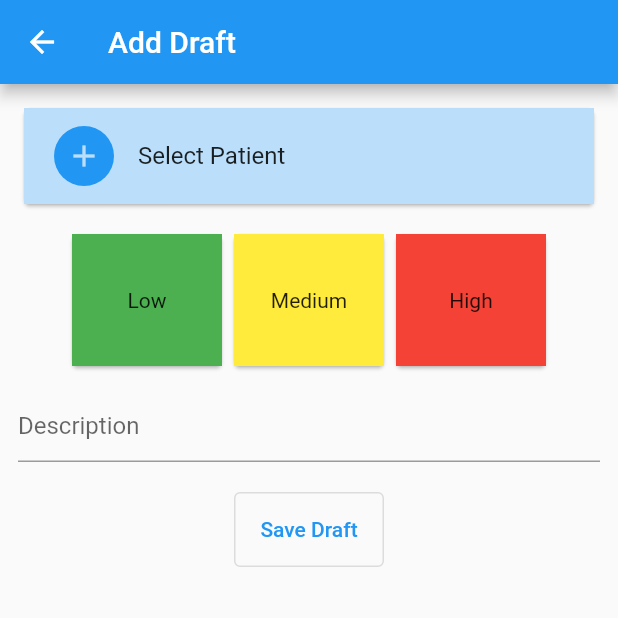
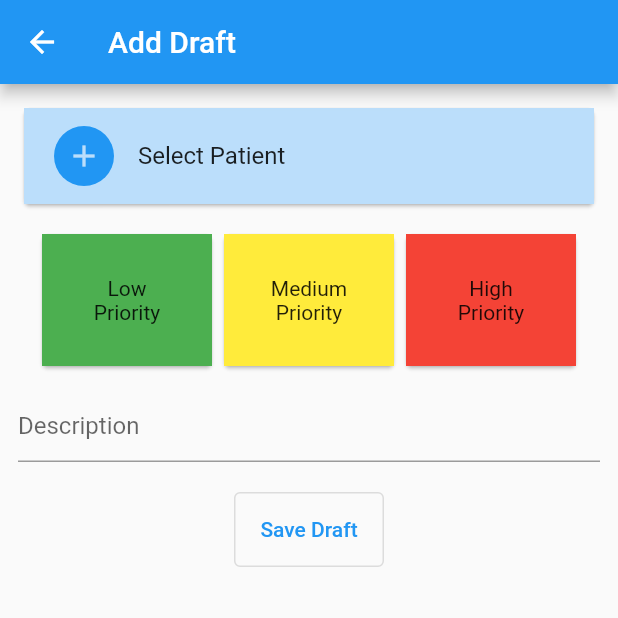
Before and after one commit to eminkvnc/operation-scheduler, a Flutter app: the AddOperationDraftPage screen opened by its route, on a phone screen of 412 x 824 dp, the top half of it. Run offline on Flutter 3.47's test engine with Material 2 defaults, Android fonts, the phone set to English and light mode, and no system bars; our stand-ins replace cloud_firestore, firebase_auth, firebase_core, flutter_signin_button, get_it, google_sign_in; accounts and stored records are empty.

Commit message:
Paket yapısı düzenlendi.

```diff
--- a/lib/core/services/navigator_service.dart
+++ b/lib/core/services/navigator_service.dart
@@ -1,8 +1,8 @@
 import 'package:firebase_auth/firebase_auth.dart';
 import 'package:flutter/material.dart';
-import 'package:operation_reminder/screens/add_operation_draft_page.dart';
-import 'package:operation_reminder/screens/login_page.dart';
-import 'package:operation_reminder/screens/root_page.dart';
+import 'package:operation_reminder/view/screens/add_operation_draft_page.dart';
+import 'package:operation_reminder/view/screens/login_page.dart';
+import 'package:operation_reminder/view/screens/root_page.dart';
 
 class NavigatorService {
   final GlobalKey<NavigatorState> _navigatorKey = GlobalKey<NavigatorState>();
--- a/lib/main.dart
+++ b/lib/main.dart
@@ -3,7 +3,7 @@ import 'dart:async';
 import 'package:firebase_core/firebase_core.dart';
 import 'package:flutter/material.dart';
 import 'package:operation_reminder/core/locator.dart';
-import 'package:operation_reminder/screens/root_page.dart';
+import 'package:operation_reminder/view/screens/root_page.dart';
 import 'package:operation_reminder/viewmodel/add_operation_draft_model.dart';
 import 'package:operation_reminder/viewmodel/home_drafts_model.dart';
 import 'package:operation_reminder/viewmodel/login_model.dart';
@@ -12,7 +12,7 @@ import 'package:provider/provider.dart';
 
 import 'core/services/auth_service.dart';
 import 'core/services/navigator_service.dart';
-import 'screens/login_page.dart';
+import 'view/screens/login_page.dart';
 
 void main() {
   setupLocators();
--- a/lib/screens/widgets/priority_card_list.dart
+++ /dev/null
@@ -1,82 +0,0 @@
-import 'package:flutter/material.dart';
-import 'package:operation_reminder/viewmodel/add_operation_draft_model.dart';
-
-class PriorityCardList extends StatefulWidget {
-  const PriorityCardList({
-    Key key,
-    @required AddOperationDraftModel model,
-  })  : _model = model,
-        super(key: key);
-
-  final AddOperationDraftModel _model;
-
-  @override
-  _PriorityCardListState createState() => _PriorityCardListState();
-}
-
-class _PriorityCardListState extends State<PriorityCardList> {
-  @override
-  Widget build(BuildContext context) {
-    return ListView.builder(
-      shrinkWrap: true,
-      scrollDirection: Axis.horizontal,
-      itemCount: 3,
-      itemBuilder: (context, index) {
-        return PriorityCard(
-          model: widget._model,
-          index: index,
-          onTap: () {
-            setState(() {});
-          },
-        );
-      },
-    );
-  }
-}
-
-class PriorityCard extends StatelessWidget {
-  final int index;
-  final AddOperationDraftModel model;
-  final Function() onTap;
-  const PriorityCard({
-    Key key,
-    @required this.model,
-    @required this.index,
-    @required this.onTap,
-  });
-
-  @override
-  Widget build(BuildContext context) {
-    return InkWell(
-      onTap: () {
-        model.selectedPriorityIndex = index;
-        onTap();
-      },
-      child: Card(
-        shape: model.selectedPriorityIndex == index
-            ? RoundedRectangleBorder(
-                side:
-                    BorderSide(color: Theme.of(context).primaryColor, width: 4))
-            : null,
-        elevation: model.selectedPriorityIndex == index ? 5 : 1,
-        child: Container(
-          width: model.selectedPriorityIndex == index ? 120 : 100,
-          alignment: Alignment.center,
-          padding: EdgeInsets.all(12.0),
-          color: index == 0
-              ? Colors.green
-              : index == 1
-                  ? Colors.yellow
-                  : Colors.red,
-          child: Text(
-            index == 0
-                ? 'Low'
-                : index == 1
-                    ? 'Medium'
-                    : 'High',
-          ),
-        ),
-      ),
-    );
-  }
-}
--- a/lib/screens/dialogs/patient_search.dart
+++ b/lib/view/dialogs/patient_search.dart
@@ -1,7 +1,7 @@
 import 'package:flutter/material.dart';
 import 'package:operation_reminder/model/patient.dart';
-import 'package:operation_reminder/screens/dialogs/add_patient_dialog.dart';
-import 'package:operation_reminder/screens/widgets/patient_card.dart';
+import 'package:operation_reminder/view/dialogs/add_patient_dialog.dart';
+import 'package:operation_reminder/view/widgets/patient_card.dart';
 import 'package:operation_reminder/viewmodel/add_operation_draft_model.dart';
 
 class PatientSearchList extends StatelessWidget {
--- a/lib/screens/add_operation_draft_page.dart
+++ b/lib/view/screens/add_operation_draft_page.dart
@@ -5,9 +5,9 @@ import 'package:operation_reminder/core/locator.dart';
 import 'package:operation_reminder/model/patient.dart';
 import 'package:operation_reminder/viewmodel/add_operation_draft_model.dart';
 
-import 'dialogs/patient_search.dart';
-import 'widgets/patient_card.dart';
-import 'widgets/priority_card_list.dart';
+import '../dialogs/patient_search.dart';
+import '../widgets/patient_card.dart';
+import '../widgets/priority_card_list.dart';
 
 class AddOperationDraftPage extends StatelessWidget {
   static const String routeName = '/add_operation_draft_page';
--- a/lib/screens/home_page.dart
+++ b/lib/view/screens/home_page.dart
@@ -1,5 +1,5 @@
 import 'package:flutter/material.dart';
-import 'package:operation_reminder/screens/home_operations_page.dart';
+import 'package:operation_reminder/view/screens/home_operations_page.dart';
 
 import 'home_drafts_page.dart';
 
--- /dev/null
+++ b/lib/view/widgets/priority_card_list.dart
@@ -0,0 +1,97 @@
+import 'package:flutter/material.dart';
+import 'package:operation_reminder/viewmodel/add_operation_draft_model.dart';
+
+class PriorityCardList extends StatefulWidget {
+  const PriorityCardList({
+    Key key,
+    @required AddOperationDraftModel model,
+  })  : _model = model,
+        super(key: key);
+
+  final AddOperationDraftModel _model;
+
+  @override
+  _PriorityCardListState createState() => _PriorityCardListState();
+}
+
+class _PriorityCardListState extends State<PriorityCardList> {
+  @override
+  Widget build(BuildContext context) {
+    return Row(
+      mainAxisSize: MainAxisSize.max,
+      mainAxisAlignment: MainAxisAlignment.center,
+      children: [
+        PriorityCard(
+          model: widget._model,
+          index: 0,
+          onTap: () {
+            setState(() {});
+          },
+        ),
+        PriorityCard(
+          model: widget._model,
+          index: 1,
+          onTap: () {
+            setState(() {});
+          },
+        ),
+        PriorityCard(
+          model: widget._model,
+          index: 2,
+          onTap: () {
+            setState(() {});
+          },
+        ),
+      ],
+    );
+  }
+}
+
+class PriorityCard extends StatelessWidget {
+  final int index;
+  final AddOperationDraftModel model;
+  final Function() onTap;
+  const PriorityCard({
+    Key key,
+    @required this.model,
+    @required this.index,
+    @required this.onTap,
+  });
+
+  @override
+  Widget build(BuildContext context) {
+    return Expanded(
+      child: InkWell(
+        onTap: () {
+          model.selectedPriorityIndex = index;
+          onTap();
+        },
+        child: Card(
+          shape: model.selectedPriorityIndex == index
+              ? RoundedRectangleBorder(
+                  side: BorderSide(
+                      color: Theme.of(context).primaryColor, width: 4))
+              : null,
+          elevation: model.selectedPriorityIndex == index ? 5 : 1,
+          child: Container(
+            alignment: Alignment.center,
+            padding: EdgeInsets.all(12.0),
+            color: index == 0
+                ? Colors.green
+                : index == 1
+                    ? Colors.yellow
+                    : Colors.red,
+            child: Text(
+              index == 0
+                  ? 'Low\nPriority'
+                  : index == 1
+                      ? 'Medium\nPriority'
+                      : 'High\nPriority',
+              textAlign: TextAlign.center,
+            ),
+          ),
+        ),
+      ),
+    );
+  }
+}
--- a/lib/viewmodel/login_model.dart
+++ b/lib/viewmodel/login_model.dart
@@ -3,8 +3,8 @@ import 'package:firebase_auth/firebase_auth.dart';
 import 'package:operation_reminder/core/locator.dart';
 import 'package:operation_reminder/core/services/auth_service.dart';
 import 'package:operation_reminder/core/services/navigator_service.dart';
-import 'package:operation_reminder/screens/login_page.dart';
-import 'package:operation_reminder/screens/root_page.dart';
+import 'package:operation_reminder/view/screens/login_page.dart';
+import 'package:operation_reminder/view/screens/root_page.dart';
 import 'package:operation_reminder/viewmodel/base_model.dart';
 
 class LoginModel extends BaseModel {
--- a/lib/viewmodel/root_model.dart
+++ b/lib/viewmodel/root_model.dart
@@ -1,4 +1,4 @@
-import 'package:operation_reminder/screens/add_operation_draft_page.dart';
+import 'package:operation_reminder/view/screens/add_operation_draft_page.dart';
 import 'package:operation_reminder/viewmodel/base_model.dart';
 
 class RootModel extends BaseModel {
```
Also changed, not shown: lib/view/screens/root_page.dart (renamed from lib/screens/root_page.dart, +4 -3 lines), lib/view/dialogs/add_patient_dialog.dart (renamed from lib/screens/dialogs/add_patient_dialog.dart), lib/view/screens/edit_operation_draft_page.dart (added), lib/view/screens/home_drafts_page.dart (renamed from lib/screens/home_drafts_page.dart), lib/view/screens/home_operations_page.dart (renamed from lib/screens/home_operations_page.dart), lib/view/screens/login_page.dart (renamed from lib/screens/login_page.dart), lib/view/screens/profile_page.dart (renamed from lib/screens/profile_page.dart), lib/view/screens/search_page.dart (renamed from lib/screens/search_page.dart), lib/view/widgets/patient_card.dart (renamed from lib/screens/widgets/patient_card.dart).
